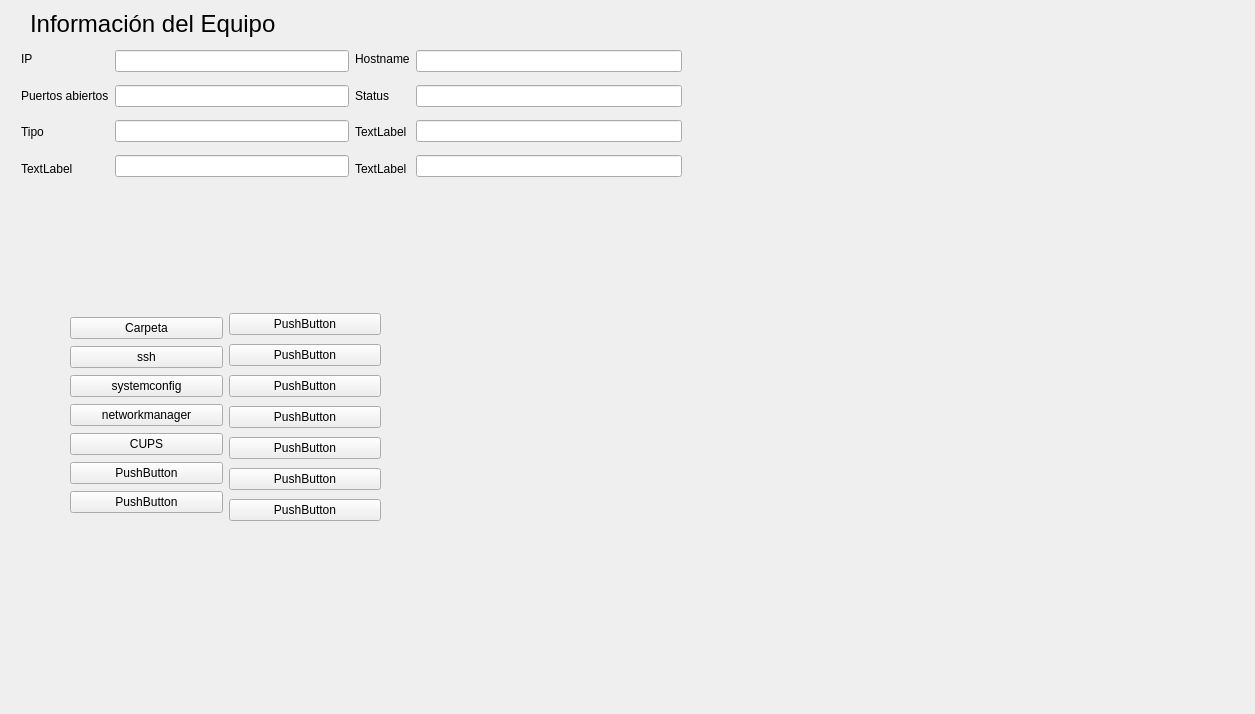
Before: the Qt Designer form equipos.ui in kapazao/GrxMenu, drawn with Qt 5.
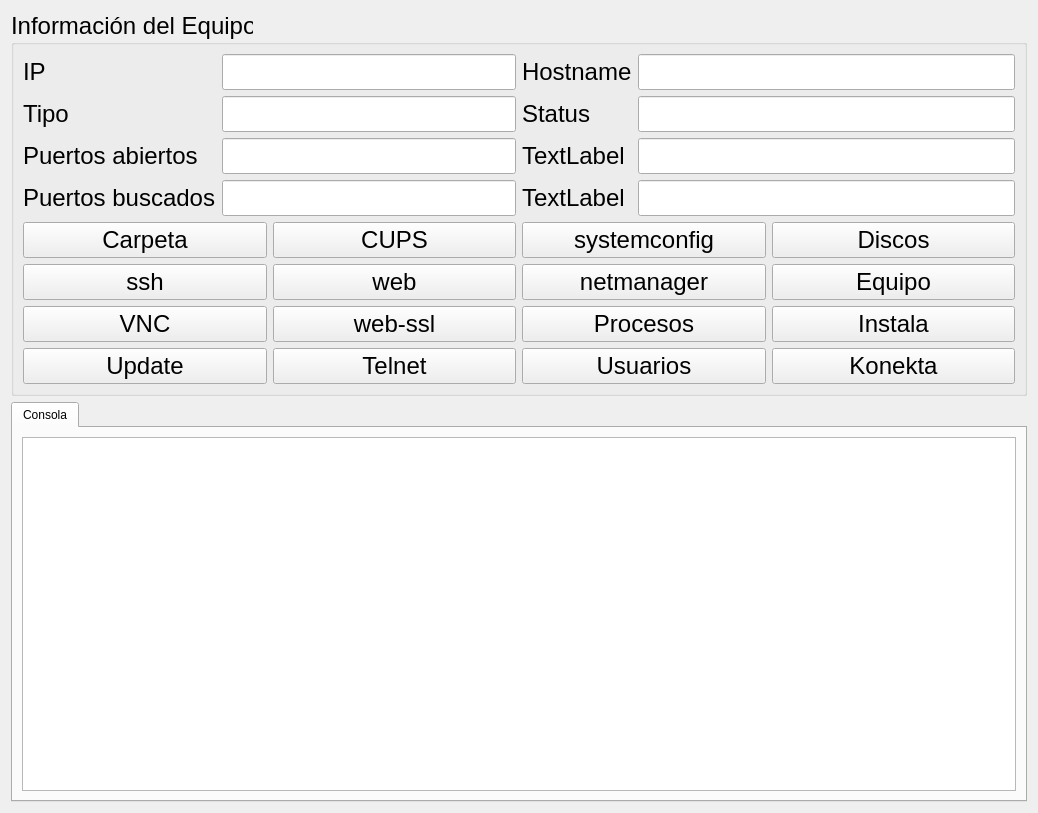
After: the same form once the commit is applied. Icons and pictures are not drawn.

Diff of the .ui file:
```diff
--- a/equipos.ui
+++ b/equipos.ui
@@ -6,161 +6,31 @@
    <rect>
     <x>0</x>
     <y>0</y>
-    <width>1255</width>
-    <height>714</height>
+    <width>1038</width>
+    <height>813</height>
    </rect>
   </property>
   <property name="windowTitle">
    <string>Equipos</string>
   </property>
-  <widget class="QLabel" name="label">
-   <property name="geometry">
-    <rect>
-     <x>30</x>
-     <y>10</y>
-     <width>252</width>
-     <height>28</height>
-    </rect>
-   </property>
+  <property name="styleSheet">
+   <string notr="true">&quot;background-color:red&quot;</string>
+  </property>
+  <layout class="QGridLayout" name="gridLayout">
+   <item row="1" column="0">
+    <widget class="QGroupBox" name="groupBox">
    <property name="font">
     <font>
      <pointsize>18</pointsize>
     </font>
    </property>
-   <property name="text">
+     <property name="title">
     <string>Información del Equipo</string>
    </property>
-  </widget>
-  <widget class="QWidget" name="layoutWidget">
-   <property name="geometry">
-    <rect>
-     <x>70</x>
-     <y>310</y>
-     <width>311</width>
-     <height>215</height>
-    </rect>
-   </property>
-   <layout class="QHBoxLayout" name="horizontalLayout">
+     <layout class="QGridLayout" name="gridLayout_2">
+      <item row="0" column="0">
+       <layout class="QVBoxLayout" name="verticalLayout_9">
     <item>
-     <layout class="QVBoxLayout" name="verticalLayout_2">
-      <property name="spacing">
-       <number>0</number>
-      </property>
-      <item>
-       <widget class="QPushButton" name="pushButton">
-        <property name="text">
-         <string>Carpeta</string>
-        </property>
-       </widget>
-      </item>
-      <item>
-       <widget class="QPushButton" name="pushButton_2">
-        <property name="text">
-         <string>ssh</string>
-        </property>
-       </widget>
-      </item>
-      <item>
-       <widget class="QPushButton" name="pushButton_3">
-        <property name="text">
-         <string>systemconfig</string>
-        </property>
-       </widget>
-      </item>
-      <item>
-       <widget class="QPushButton" name="pushButton_4">
-        <property name="text">
-         <string>networkmanager</string>
-        </property>
-       </widget>
-      </item>
-      <item>
-       <widget class="QPushButton" name="pushButton_5">
-        <property name="text">
-         <string>CUPS</string>
-        </property>
-       </widget>
-      </item>
-      <item>
-       <widget class="QPushButton" name="pushButton_6">
-        <property name="text">
-         <string>PushButton</string>
-        </property>
-       </widget>
-      </item>
-      <item>
-       <widget class="QPushButton" name="pushButton_7">
-        <property name="text">
-         <string>PushButton</string>
-        </property>
-       </widget>
-      </item>
-     </layout>
-    </item>
-    <item>
-     <layout class="QVBoxLayout" name="verticalLayout">
-      <item>
-       <widget class="QPushButton" name="pushButton_8">
-        <property name="text">
-         <string>PushButton</string>
-        </property>
-       </widget>
-      </item>
-      <item>
-       <widget class="QPushButton" name="pushButton_9">
-        <property name="text">
-         <string>PushButton</string>
-        </property>
-       </widget>
-      </item>
-      <item>
-       <widget class="QPushButton" name="pushButton_10">
-        <property name="text">
-         <string>PushButton</string>
-        </property>
-       </widget>
-      </item>
-      <item>
-       <widget class="QPushButton" name="pushButton_14">
-        <property name="text">
-         <string>PushButton</string>
-        </property>
-       </widget>
-      </item>
-      <item>
-       <widget class="QPushButton" name="pushButton_13">
-        <property name="text">
-         <string>PushButton</string>
-        </property>
-       </widget>
-      </item>
-      <item>
-       <widget class="QPushButton" name="pushButton_12">
-        <property name="text">
-         <string>PushButton</string>
-        </property>
-       </widget>
-      </item>
-      <item>
-       <widget class="QPushButton" name="pushButton_11">
-        <property name="text">
-         <string>PushButton</string>
-        </property>
-       </widget>
-      </item>
-     </layout>
-    </item>
-   </layout>
-  </widget>
-  <widget class="QWidget" name="">
-   <property name="geometry">
-    <rect>
-     <x>21</x>
-     <y>43</y>
-     <width>661</width>
-     <height>141</height>
-    </rect>
-   </property>
    <layout class="QHBoxLayout" name="horizontalLayout_4">
     <item>
      <layout class="QHBoxLayout" name="horizontalLayout_2">
@@ -173,13 +43,6 @@
           </property>
          </widget>
         </item>
-        <item>
-         <widget class="QLabel" name="label_puertos">
-          <property name="text">
-           <string>Puertos abiertos</string>
-          </property>
-         </widget>
-        </item>
         <item>
          <widget class="QLabel" name="label_tipo">
           <property name="text">
@@ -187,10 +50,17 @@
           </property>
          </widget>
         </item>
+              <item>
+               <widget class="QLabel" name="label_puertos">
+                <property name="text">
+                 <string>Puertos abiertos</string>
+                </property>
+               </widget>
+              </item>
         <item>
          <widget class="QLabel" name="label_4">
           <property name="text">
-           <string>TextLabel</string>
+                 <string>Puertos buscados</string>
           </property>
          </widget>
         </item>
@@ -199,16 +69,32 @@
       <item>
        <layout class="QVBoxLayout" name="verticalLayout_4">
         <item>
-         <widget class="QLineEdit" name="lineEdit_ip"/>
+               <widget class="QLineEdit" name="lineEdit_ip">
+                <property name="readOnly">
+                 <bool>true</bool>
+                </property>
+               </widget>
         </item>
         <item>
-         <widget class="QLineEdit" name="lineEdit_puertos"/>
+               <widget class="QLineEdit" name="lineEdit_tipo">
+                <property name="readOnly">
+                 <bool>true</bool>
+                </property>
+               </widget>
         </item>
         <item>
-         <widget class="QLineEdit" name="lineEdit_tipo"/>
+               <widget class="QLineEdit" name="lineEdit_puertos">
+                <property name="readOnly">
+                 <bool>true</bool>
+                </property>
+               </widget>
         </item>
         <item>
-         <widget class="QLineEdit" name="lineEdit_4"/>
+               <widget class="QLineEdit" name="lineEdit_puertosBuscados">
+                <property name="readOnly">
+                 <bool>true</bool>
+                </property>
+               </widget>
         </item>
        </layout>
       </item>
@@ -251,23 +137,379 @@
       <item>
        <layout class="QVBoxLayout" name="verticalLayout_5">
         <item>
-         <widget class="QLineEdit" name="lineEdit_hostname"/>
+               <widget class="QLineEdit" name="lineEdit_hostname">
+                <property name="readOnly">
+                 <bool>true</bool>
+                </property>
+               </widget>
         </item>
         <item>
-         <widget class="QLineEdit" name="lineEdit_status"/>
+               <widget class="QLineEdit" name="lineEdit_status">
+                <property name="readOnly">
+                 <bool>true</bool>
+                </property>
+               </widget>
         </item>
         <item>
-         <widget class="QLineEdit" name="lineEdit_7"/>
+               <widget class="QLineEdit" name="lineEdit_7">
+                <property name="readOnly">
+                 <bool>true</bool>
+                </property>
+               </widget>
         </item>
         <item>
-         <widget class="QLineEdit" name="lineEdit_8"/>
+               <widget class="QLineEdit" name="lineEdit_8">
+                <property name="readOnly">
+                 <bool>true</bool>
+                </property>
+               </widget>
         </item>
        </layout>
       </item>
      </layout>
     </item>
    </layout>
-  </widget>
+        </item>
+        <item>
+         <layout class="QHBoxLayout" name="horizontalLayout">
+          <item>
+           <layout class="QVBoxLayout" name="verticalLayout_2">
+            <item>
+             <widget class="QPushButton" name="pB_carpeta">
+              <property name="text">
+               <string>Carpeta</string>
+              </property>
+              <property name="icon">
+               <iconset>
+                <normaloff>../../../usr/share/grx/asistencia/imagenes/equipos/carpeta_personal.png</normaloff>../../../usr/share/grx/asistencia/imagenes/equipos/carpeta_personal.png</iconset>
+              </property>
+              <property name="iconSize">
+               <size>
+                <width>35</width>
+                <height>35</height>
+               </size>
+              </property>
+             </widget>
+            </item>
+            <item>
+             <widget class="QPushButton" name="pB_ssh">
+              <property name="text">
+               <string>ssh</string>
+              </property>
+              <property name="icon">
+               <iconset>
+                <normaloff>../../../usr/share/grx/asistencia/imagenes/equipos/ssh.png</normaloff>../../../usr/share/grx/asistencia/imagenes/equipos/ssh.png</iconset>
+              </property>
+              <property name="iconSize">
+               <size>
+                <width>35</width>
+                <height>35</height>
+               </size>
+              </property>
+             </widget>
+            </item>
+            <item>
+             <widget class="QPushButton" name="pB_vnc">
+              <property name="text">
+               <string>VNC</string>
+              </property>
+              <property name="icon">
+               <iconset>
+                <normaloff>../../../usr/share/grx/asistencia/imagenes/equipos/vnc.jpeg</normaloff>../../../usr/share/grx/asistencia/imagenes/equipos/vnc.jpeg</iconset>
+              </property>
+              <property name="iconSize">
+               <size>
+                <width>35</width>
+                <height>35</height>
+               </size>
+              </property>
+             </widget>
+            </item>
+            <item>
+             <widget class="QPushButton" name="pushButton_7">
+              <property name="text">
+               <string>Update</string>
+              </property>
+              <property name="icon">
+               <iconset>
+                <normaloff>../../../usr/share/grx/asistencia/imagenes/equipos/update.png</normaloff>../../../usr/share/grx/asistencia/imagenes/equipos/update.png</iconset>
+              </property>
+              <property name="iconSize">
+               <size>
+                <width>35</width>
+                <height>35</height>
+               </size>
+              </property>
+             </widget>
+            </item>
+           </layout>
+          </item>
+          <item>
+           <layout class="QVBoxLayout" name="verticalLayout_7">
+            <item>
+             <widget class="QPushButton" name="pB_CUPS">
+              <property name="text">
+               <string>CUPS</string>
+              </property>
+              <property name="icon">
+               <iconset>
+                <normaloff>../../../usr/share/grx/asistencia/imagenes/equipos/cups32.png</normaloff>../../../usr/share/grx/asistencia/imagenes/equipos/cups32.png</iconset>
+              </property>
+              <property name="iconSize">
+               <size>
+                <width>35</width>
+                <height>35</height>
+               </size>
+              </property>
+             </widget>
+            </item>
+            <item>
+             <widget class="QPushButton" name="pB_web">
+              <property name="text">
+               <string>web</string>
+              </property>
+              <property name="icon">
+               <iconset>
+                <normaloff>../../../usr/share/grx/asistencia/imagenes/equipos/web.jpeg</normaloff>../../../usr/share/grx/asistencia/imagenes/equipos/web.jpeg</iconset>
+              </property>
+              <property name="iconSize">
+               <size>
+                <width>35</width>
+                <height>35</height>
+               </size>
+              </property>
+             </widget>
+            </item>
+            <item>
+             <widget class="QPushButton" name="pB_webssl">
+              <property name="text">
+               <string>web-ssl</string>
+              </property>
+              <property name="icon">
+               <iconset>
+                <normaloff>../../../usr/share/grx/asistencia/imagenes/equipos/web.jpeg</normaloff>../../../usr/share/grx/asistencia/imagenes/equipos/web.jpeg</iconset>
+              </property>
+              <property name="iconSize">
+               <size>
+                <width>35</width>
+                <height>35</height>
+               </size>
+              </property>
+             </widget>
+            </item>
+            <item>
+             <widget class="QPushButton" name="pB_telnet">
+              <property name="text">
+               <string>Telnet</string>
+              </property>
+              <property name="icon">
+               <iconset>
+                <normaloff>../../../usr/share/grx/asistencia/imagenes/equipos/telnet.jpeg</normaloff>../../../usr/share/grx/asistencia/imagenes/equipos/telnet.jpeg</iconset>
+              </property>
+              <property name="iconSize">
+               <size>
+                <width>35</width>
+                <height>35</height>
+               </size>
+              </property>
+             </widget>
+            </item>
+           </layout>
+          </item>
+          <item>
+           <layout class="QVBoxLayout" name="verticalLayout">
+            <item>
+             <widget class="QPushButton" name="pB_systemconfig">
+              <property name="text">
+               <string>systemconfig</string>
+              </property>
+              <property name="icon">
+               <iconset>
+                <normaloff>../../../usr/share/grx/asistencia/imagenes/equipos/hardware.png</normaloff>../../../usr/share/grx/asistencia/imagenes/equipos/hardware.png</iconset>
+              </property>
+              <property name="iconSize">
+               <size>
+                <width>35</width>
+                <height>35</height>
+               </size>
+              </property>
+             </widget>
+            </item>
+            <item>
+             <widget class="QPushButton" name="pB_networkManager">
+              <property name="text">
+               <string>netmanager</string>
+              </property>
+              <property name="icon">
+               <iconset>
+                <normaloff>../../../usr/share/grx/asistencia/imagenes/equipos/net.png</normaloff>../../../usr/share/grx/asistencia/imagenes/equipos/net.png</iconset>
+              </property>
+              <property name="iconSize">
+               <size>
+                <width>35</width>
+                <height>35</height>
+               </size>
+              </property>
+             </widget>
+            </item>
+            <item>
+             <widget class="QPushButton" name="pushButton_12">
+              <property name="text">
+               <string>Procesos</string>
+              </property>
+              <property name="icon">
+               <iconset>
+                <normaloff>../../../usr/share/grx/asistencia/imagenes/equipos/procesos.png</normaloff>../../../usr/share/grx/asistencia/imagenes/equipos/procesos.png</iconset>
+              </property>
+              <property name="iconSize">
+               <size>
+                <width>35</width>
+                <height>35</height>
+               </size>
+              </property>
+             </widget>
+            </item>
+            <item>
+             <widget class="QPushButton" name="pushButton_11">
+              <property name="text">
+               <string>Usuarios</string>
+              </property>
+              <property name="icon">
+               <iconset>
+                <normaloff>../../../usr/share/grx/asistencia/imagenes/usuarios/usuarios_35.png</normaloff>../../../usr/share/grx/asistencia/imagenes/usuarios/usuarios_35.png</iconset>
+              </property>
+              <property name="iconSize">
+               <size>
+                <width>35</width>
+                <height>35</height>
+               </size>
+              </property>
+             </widget>
+            </item>
+           </layout>
+          </item>
+          <item>
+           <layout class="QVBoxLayout" name="verticalLayout_8">
+            <item>
+             <widget class="QPushButton" name="pushButton_14">
+              <property name="text">
+               <string>Discos</string>
+              </property>
+              <property name="icon">
+               <iconset>
+                <normaloff>../../../usr/share/grx/asistencia/imagenes/equipos/discos.png</normaloff>../../../usr/share/grx/asistencia/imagenes/equipos/discos.png</iconset>
+              </property>
+              <property name="iconSize">
+               <size>
+                <width>35</width>
+                <height>35</height>
+               </size>
+              </property>
+             </widget>
+            </item>
+            <item>
+             <widget class="QPushButton" name="pushButton_13">
+              <property name="text">
+               <string>Equipo</string>
+              </property>
+              <property name="icon">
+               <iconset>
+                <normaloff>../../../usr/share/grx/asistencia/imagenes/equipos/info_equipo.png</normaloff>../../../usr/share/grx/asistencia/imagenes/equipos/info_equipo.png</iconset>
+              </property>
+              <property name="iconSize">
+               <size>
+                <width>35</width>
+                <height>35</height>
+               </size>
+              </property>
+             </widget>
+            </item>
+            <item>
+             <widget class="QPushButton" name="pushButton">
+              <property name="text">
+               <string>Instala</string>
+              </property>
+              <property name="icon">
+               <iconset>
+                <normaloff>../../../usr/share/grx/asistencia/imagenes/equipos/instala.png</normaloff>../../../usr/share/grx/asistencia/imagenes/equipos/instala.png</iconset>
+              </property>
+              <property name="iconSize">
+               <size>
+                <width>35</width>
+                <height>35</height>
+               </size>
+              </property>
+             </widget>
+            </item>
+            <item>
+             <widget class="QPushButton" name="pushButton_2">
+              <property name="text">
+               <string>Konekta</string>
+              </property>
+              <property name="icon">
+               <iconset>
+                <normaloff>../../../usr/share/grx/asistencia/imagenes/equipos/konekta.png</normaloff>../../../usr/share/grx/asistencia/imagenes/equipos/konekta.png</iconset>
+              </property>
+              <property name="iconSize">
+               <size>
+                <width>35</width>
+                <height>35</height>
+               </size>
+              </property>
+             </widget>
+            </item>
+           </layout>
+          </item>
+         </layout>
+        </item>
+       </layout>
+      </item>
+     </layout>
+    </widget>
+   </item>
+   <item row="2" column="0">
+    <widget class="QTabWidget" name="tabWidget">
+     <property name="tabletTracking">
+      <bool>true</bool>
+     </property>
+     <property name="tabPosition">
+      <enum>QTabWidget::North</enum>
+     </property>
+     <property name="tabShape">
+      <enum>QTabWidget::Rounded</enum>
+     </property>
+     <property name="currentIndex">
+      <number>0</number>
+     </property>
+     <property name="iconSize">
+      <size>
+       <width>30</width>
+       <height>30</height>
+      </size>
+     </property>
+     <property name="tabsClosable">
+      <bool>false</bool>
+     </property>
+     <property name="tabBarAutoHide">
+      <bool>false</bool>
+     </property>
+     <widget class="QWidget" name="tab">
+      <attribute name="icon">
+       <iconset>
+        <normaloff>../../../usr/share/grx/asistencia/imagenes/equipos/telnet.jpeg</normaloff>../../../usr/share/grx/asistencia/imagenes/equipos/telnet.jpeg</iconset>
+      </attribute>
+      <attribute name="title">
+       <string>Consola</string>
+      </attribute>
+      <layout class="QGridLayout" name="gridLayout_3">
+       <item row="0" column="0">
+        <widget class="QTextEdit" name="textEdit"/>
+       </item>
+      </layout>
+     </widget>
+    </widget>
+   </item>
+  </layout>
  </widget>
  <resources/>
  <connections/>
```
Lines whose indentation alone changed are shown as unchanged.
